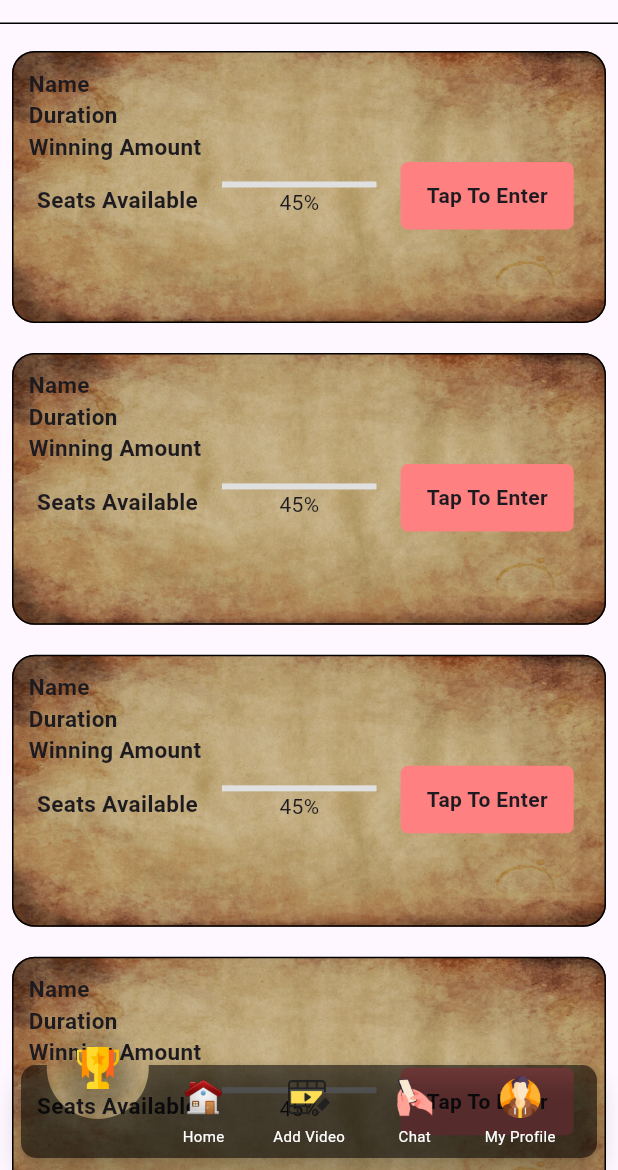
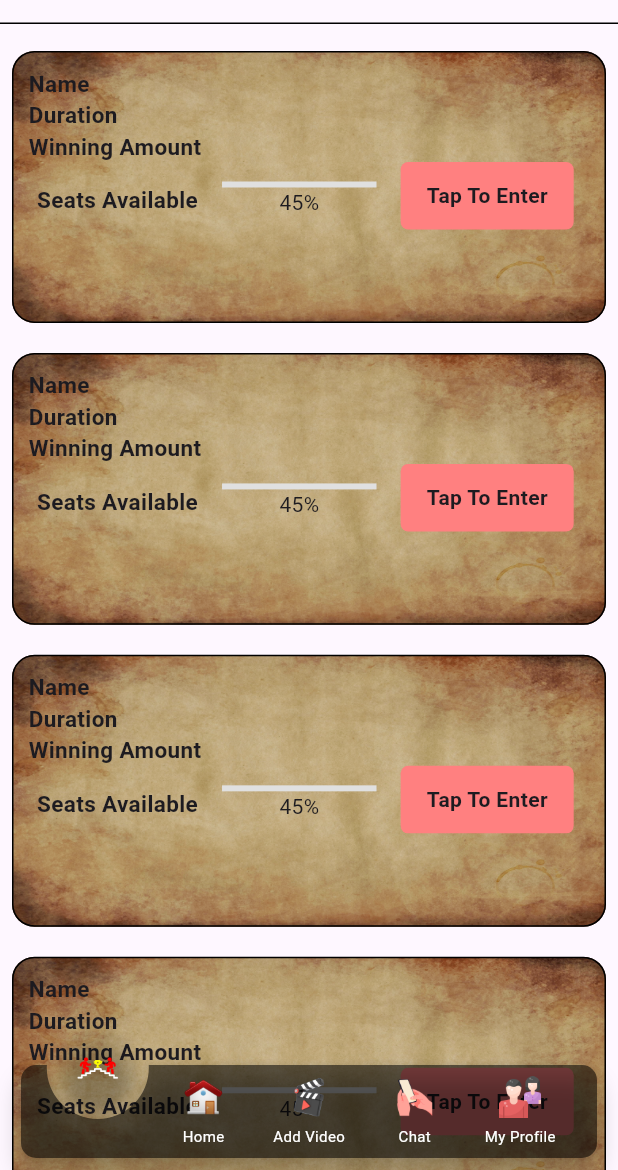
Before and after one commit to ManishTanwar0023/house_of_talent, a Flutter app: the HomeScreen screen opened directly, on a phone screen of 412 x 824 dp, the part 66-1236 px from its top. Run offline on Flutter 3.47's test engine with Material 3 defaults, Android fonts, the phone set to English and light mode, and no system bars; drawn by our look-alikes of animated_notch_bottom_bar; missing offline and left inert: zego_zimkit.

Commit message:
day2
Images Update

```diff
--- a/lib/Screens/HomeScreen.dart
+++ b/lib/Screens/HomeScreen.dart
@@ -61,8 +61,8 @@ class _HomeScreenState extends State<HomeScreen> {
         durationInMilliSeconds: 300,
         bottomBarItems: [
           BottomBarItem(
-            inActiveItem: Image(image: AssetImage('assets/images/award.png')),
-            activeItem: Image(image: AssetImage('assets/images/award.png')),
+            inActiveItem: Image(image: AssetImage('assets/images/comp.png')),
+            activeItem: Image(image: AssetImage('assets/images/comp.png')),
             itemLabel: 'Competition',
 
           ),
@@ -73,8 +73,8 @@ class _HomeScreenState extends State<HomeScreen> {
 
           ),
           BottomBarItem(
-            inActiveItem: Image(image: AssetImage('assets/images/video-colored.png')),
-            activeItem: Image(image: AssetImage('assets/images/video-colored.png')),
+            inActiveItem: Image(image: AssetImage('assets/images/Add_video.png')),
+            activeItem: Image(image: AssetImage('assets/images/Add_video.png')),
             itemLabel: 'Add Video',
 
           ),
@@ -85,8 +85,8 @@ class _HomeScreenState extends State<HomeScreen> {
 
           ),
           BottomBarItem(
-            inActiveItem: Image(image: AssetImage('assets/images/man.png')),
-            activeItem: Image(image: AssetImage('assets/images/man.png')),
+            inActiveItem: Image(image: AssetImage('assets/images/profile.png')),
+            activeItem: Image(image: AssetImage('assets/images/profile.png')),
             itemLabel: 'My Profile',
 
           ),
```
Also changed, not shown: assets/images/Add_video.png (added), assets/images/comp.png (added), assets/images/profile.png (added).
